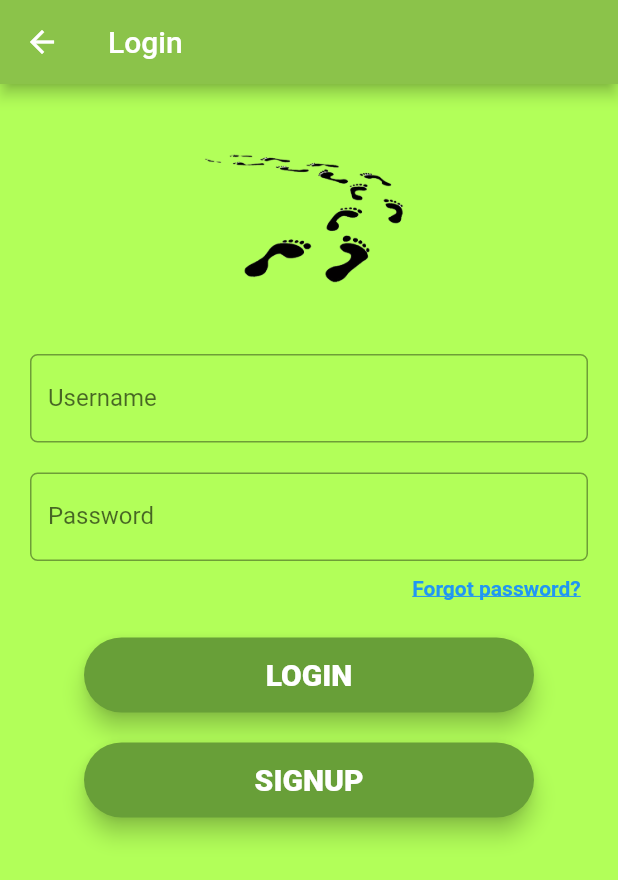
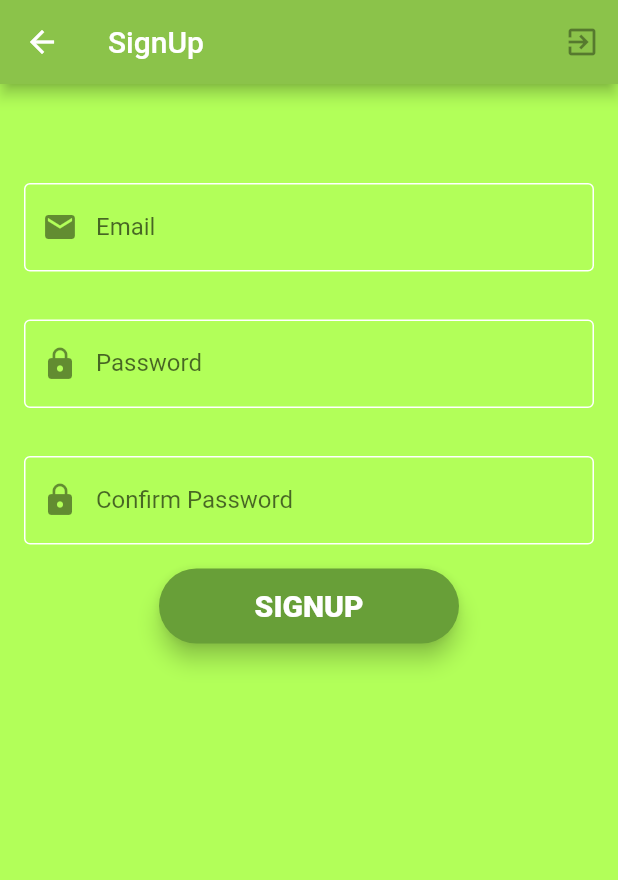
Before and after one commit to Nilupul96/Yana-Gaman-mobile-Application, a Flutter app: the Login screen opened directly, after a tap on "SIGNUP", on a phone screen of 412 x 824 dp. Shown: the top 880 px of the screen. Run offline on Flutter 3.47's test engine with Material 2 defaults, Android fonts, the phone set to English and light mode, and no system bars.

Commit message:
signup page

```diff
--- a/lib/login.dart
+++ b/lib/login.dart
@@ -1,11 +1,11 @@
 import 'package:flutter/material.dart';
 import 'package:yana_gaman/guestLogin.dart';
 import 'package:yana_gaman/guestLogin.dart';
+import 'package:yana_gaman/signup.dart';
 
 class Login extends StatefulWidget{
   @override
   State<StatefulWidget> createState() {
-    // TODO: implement createState
     return LoginPage();
   }
 
@@ -23,7 +23,14 @@ class LoginPage extends State<Login>{
     // TODO: implement build
     return Scaffold(
       appBar: AppBar(backgroundColor: Colors.lightGreen,
-        title: Text("Login"),),
+        title: Text("Login"),
+        actions: <Widget>[
+          IconButton(icon: Icon(Icons.exit_to_app),
+          onPressed: null,
+          )
+        ],
+        ),
+
       body: Container(
         padding: EdgeInsets.only(left: 20.0,right:20.0),
         color: Colors.lightGreenAccent[200],
@@ -37,23 +44,23 @@ class LoginPage extends State<Login>{
             Padding(
               padding: EdgeInsets.only(top: 30.0,bottom: 10.0),
               child:TextFormField(
-
-
               decoration: InputDecoration(
                   labelText: "Username",
                   hintText: 'please enter your username',
+                  prefixIcon: Icon(Icons.person),
                   border: OutlineInputBorder(
                       borderRadius: BorderRadius.circular(5.0)
                   )
               ),
             ) ,
             ),
-
+            // paasword text field
             Padding(padding: EdgeInsets.only(top:10.0,bottom: 10.0),
               child:TextField(
               decoration: InputDecoration(
                   labelText: "Password",
                   hintText: 'please enter your Password',
+                  prefixIcon: Icon(Icons.lock),
                   border: OutlineInputBorder(
                       borderRadius: BorderRadius.circular(5.0)
                   )
@@ -77,12 +84,27 @@ class LoginPage extends State<Login>{
 
             //call to login button
             LoginButton(),
+
+            //signup text
+            Container(
+              margin: EdgeInsets.only(top:20.0),
+              height: 20.0,
+              child: Text('If you havent an Account ',
+              style: TextStyle(
+                 decoration: TextDecoration.none,
+                 color: Colors.blueAccent,
+                 fontSize:18.0,
+                 fontWeight: FontWeight.bold
+              ),
+              ),
+
+            ),
             //call to signup button
             SignupButton(),
           ],
         ),
-        //child: ,
-      ),
+
+      )
     );
   }
 }
@@ -90,9 +112,8 @@ class LoginPage extends State<Login>{
 class LoginButton extends StatelessWidget {
   @override
   Widget build(BuildContext context) {
-    // TODO: implement build
     return Container(
-      margin: EdgeInsets.only(top: 10.0, bottom: 10.0),
+      margin: EdgeInsets.only( bottom: 10.0),
       width: 300.0,
       height: 50.0,
       child: RaisedButton(
@@ -140,6 +161,9 @@ class SignupButton extends StatelessWidget {
             ),
             onPressed: () {
               //action
+              Navigator.push(context, MaterialPageRoute(
+              builder: (context) =>SignUp()
+          ));
             }),
       ),
     );
--- /dev/null
+++ b/lib/signup.dart
@@ -0,0 +1,108 @@
+import 'package:flutter/material.dart';
+import 'package:yana_gaman/login.dart';
+
+class SignUp extends StatefulWidget{
+  @override
+  State<StatefulWidget> createState() {
+    return SignUpPage();
+  }
+}
+class SignUpPage extends State< SignUp>{
+  @override
+  Widget build(BuildContext context) {
+    return Scaffold(
+     appBar: AppBar(backgroundColor: Colors.lightGreen,
+        title: Text("SignUp"),
+        actions: <Widget>[
+          IconButton(icon: Icon(Icons.exit_to_app),
+          onPressed: null,
+          )
+        ],
+        ),
+
+       body: Container(
+        color: Colors.lightGreenAccent[200],
+        //child:SingleChildScrollView(
+            child: Column(
+          mainAxisAlignment: MainAxisAlignment.start,
+          children: <Widget>[
+            SizedBox(
+              height:50.0,
+            ),
+
+            Padding(
+              padding: EdgeInsets.symmetric(vertical:16.0, horizontal:16.0),
+              child: TextField(
+               decoration: InputDecoration(
+                 prefixIcon: Icon(Icons.email) ,
+                 labelText: 'Email',
+                 hintText: 'Please enter valid Email adrees',
+                  enabledBorder:OutlineInputBorder(
+                    borderSide: BorderSide(color: Colors.white)
+                  ),
+                  border: OutlineInputBorder()
+               ),
+              )
+            ),
+
+            // password
+            Padding(
+              padding: EdgeInsets.symmetric(vertical:16.0, horizontal:16.0),
+              child: TextField(
+               decoration: InputDecoration(
+                 prefixIcon: Icon(Icons.lock) ,
+                 labelText: 'Password',
+                  enabledBorder:OutlineInputBorder(
+                    borderSide: BorderSide(color: Colors.white)
+                  ),
+                  border: OutlineInputBorder()
+               ),
+              )
+            ),
+            //Confirm Password
+
+            Padding(
+              padding: EdgeInsets.symmetric(vertical:16.0, horizontal:16.0),
+              child: TextField(
+               decoration: InputDecoration(
+                 prefixIcon: Icon(Icons.lock) ,
+                 labelText: 'Confirm Password',
+                  enabledBorder:OutlineInputBorder(
+                    borderSide: BorderSide(color: Colors.white)
+                  ),
+                  border: OutlineInputBorder()
+               ),
+              )
+            ),
+            //signup button
+             Container(
+                width: 200.0,
+                height: 50.0,
+                child: RaisedButton(
+                  color: Colors.lightGreen[700],
+                  elevation: 6.0,
+                  shape: RoundedRectangleBorder(
+                  borderRadius: BorderRadius.circular(25.0)
+                  ),
+                  child: Text("SIGNUP",
+                  style: TextStyle(
+                  fontSize: 20.0,
+                  color: Colors.white,
+                  fontWeight: FontWeight.w900
+                  ),
+            ),
+                    onPressed: () {
+                      //action
+
+            }),
+      ),
+          ],
+        ),
+        //)
+
+
+      ),
+      );
+  }
+
+}
```
